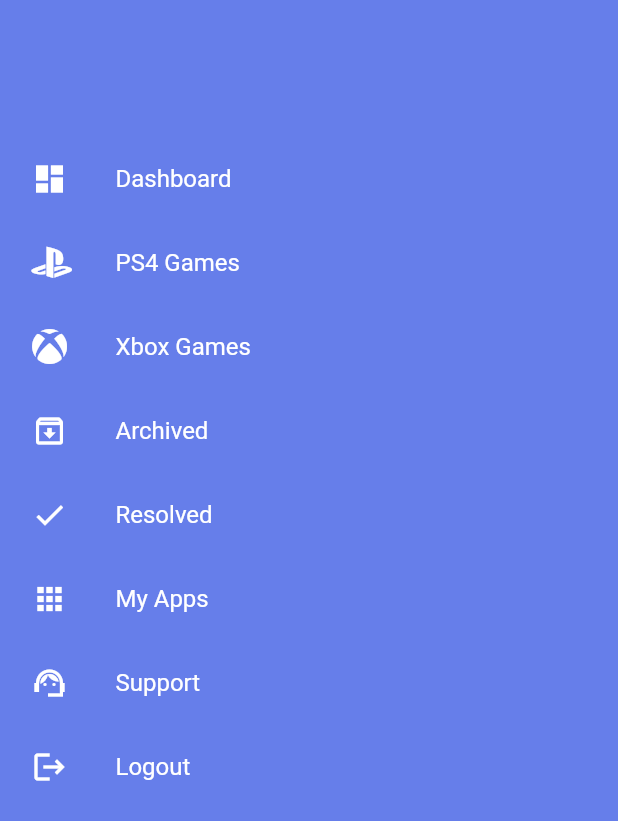
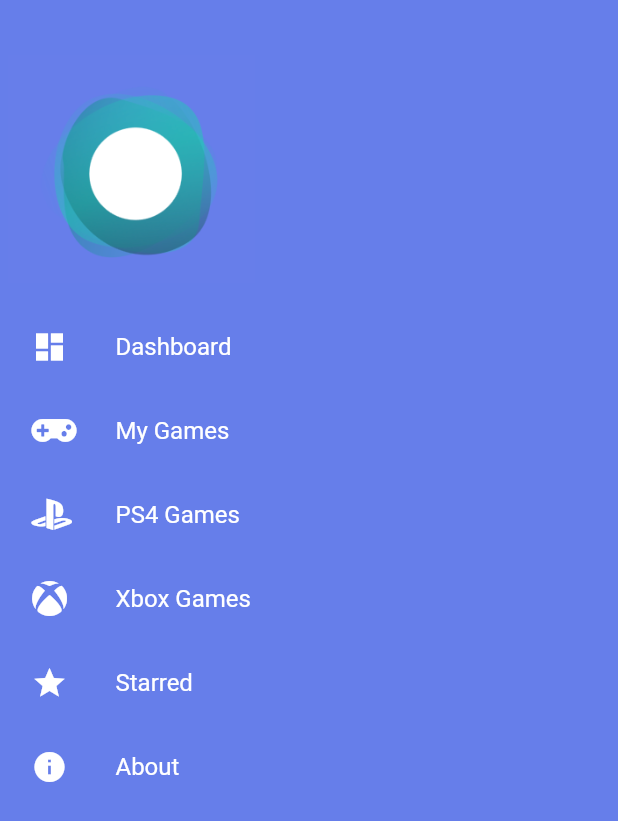
Before and after one commit to pratikbaid3/Completionist_Flutter_App, a Flutter app: the Menu screen opened directly, on a phone screen of 412 x 824 dp. Shown: the top 821 px of the screen. Run offline on Flutter 3.47's test engine with Material 2 defaults, Android fonts, the phone set to English and light mode, and no system bars; our stand-ins replace cached_network_image, carousel_slider, dio, expansion_tile_card, flare_flutter, flutter_keyboard_visibility and 8 more; missing offline and left inert: neumorphic; accounts and stored records are empty; network calls fail.

```diff
--- a/lib/Pages/nav_drawer.dart
+++ b/lib/Pages/nav_drawer.dart
@@ -99,30 +99,24 @@ class _MenuState extends State<Menu> {
         width: double.maxFinite,
         height: double.maxFinite,
         color: primaryAccentColor,
-        padding: const EdgeInsets.only(top: 50.0, left: 5),
+        padding: const EdgeInsets.only(top: 30.0, left: 5),
         child: ListView(
           shrinkWrap: true,
           children: [
-            // ListTile(
-            //   onTap: () {
-            //     controller.position = 0;
-            //     controller.toggle();
-            //   },
-            //   leading: Image(
-            //     width: wp * 0.25,
-            //     height: wp * 0.25,
-            //     image: AssetImage(
-            //       'images/icons/hustle_logo.png',
-            //     ),
-            //   ),
-            //   title: Text(
-            //     "",
-            //     style:
-            //         TextStyle(color: Colors.white, fontWeight: FontWeight.w400),
-            //   ),
-            // ),
+            Row(
+              mainAxisAlignment: MainAxisAlignment.start,
+              children: [
+                Image(
+                  width: wp * 0.4,
+                  height: wp * 0.4,
+                  image: AssetImage(
+                    'images/drawer_image.png',
+                  ),
+                ),
+              ],
+            ),
             SizedBox(
-              height: hp * 0.05,
+              height: hp * 0.01,
             ),
             NavDrawerListTile(
                 icon: Icons.dashboard,
@@ -131,6 +125,13 @@ class _MenuState extends State<Menu> {
                   controller.toggle();
                 },
                 title: 'Dashboard'),
+            NavDrawerListTile(
+                icon: FontAwesomeIcons.gamepad,
+                onTap: () {
+                  controller.toggle();
+                  controller.position = 2;
+                },
+                title: 'My Games'),
             NavDrawerListTile(
                 icon: FontAwesomeIcons.playstation,
                 onTap: () {
@@ -146,38 +147,18 @@ class _MenuState extends State<Menu> {
                 },
                 title: 'Xbox Games'),
             NavDrawerListTile(
-                icon: Icons.archive_outlined,
+                icon: Icons.star,
                 onTap: () {
                   controller.position = 1;
                   controller.toggle();
                 },
-                title: 'Archived'),
+                title: 'Starred'),
             NavDrawerListTile(
-                icon: Icons.check,
-                onTap: () {
-                  controller.position = 1;
-                  controller.toggle();
-                },
-                title: 'Resolved'),
-            NavDrawerListTile(
-                icon: Icons.apps,
-                onTap: () {
-                  controller.toggle();
-                  controller.position = 2;
-                },
-                title: 'My Apps'),
-            NavDrawerListTile(
-                icon: Icons.support_agent_sharp,
+                icon: Icons.info,
                 onTap: () {
                   controller.toggle();
                 },
-                title: 'Support'),
-            NavDrawerListTile(
-                icon: Icons.logout,
-                onTap: () {
-                  controller.toggle();
-                },
-                title: 'Logout'),
+                title: 'About'),
           ],
         ),
       ),
```
Also changed, not shown: lib/Pages/dashboard.dart (+52 -1 lines), lib/Pages/guide_page.dart (+31 -11 lines), images/drawer_image.png (added).
